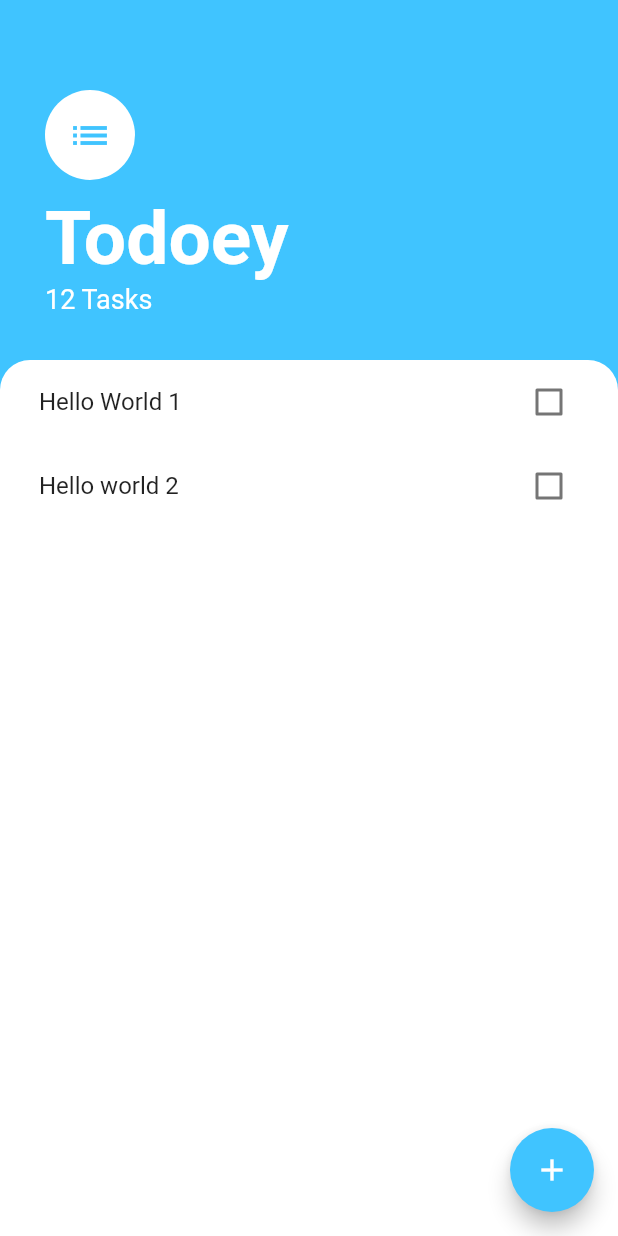
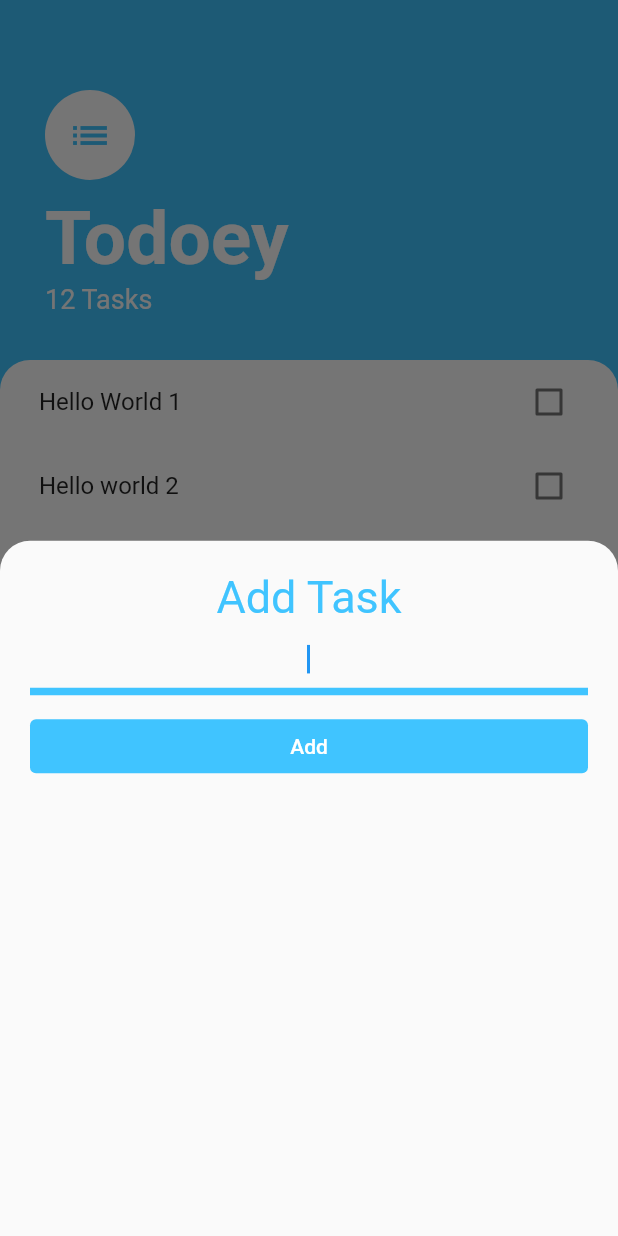
Before and after one commit to MaurizioSodano/flutter-todoey, a Flutter app: the screen it shows after launch, after a tap on the "add" icon, on a phone screen of 412 x 824 dp. Run offline on Flutter 3.47's test engine with Material 2 defaults, Android fonts, the phone set to English and light mode, and no system bars.

Commit message:
mockup BottomScreen

```diff
--- /dev/null
+++ b/lib/screens/add_task_screen.dart
@@ -0,0 +1,47 @@
+import 'package:flutter/material.dart';
+
+class AddTaskScreen extends StatelessWidget {
+  @override
+  Widget build(BuildContext context) {
+    return Container(
+      padding: EdgeInsets.only(top: 20, left: 20, right: 20),
+      child: Column(
+        crossAxisAlignment: CrossAxisAlignment.stretch,
+        children: [
+          Text(
+            'Add Task',
+            textAlign: TextAlign.center,
+            style: TextStyle(fontSize: 30, color: Colors.lightBlueAccent),
+          ),
+          TextField(
+            autofocus: true,
+            textAlign: TextAlign.center,
+            decoration: InputDecoration(
+              enabledBorder: UnderlineInputBorder(
+                borderSide:
+                    BorderSide(color: Colors.lightBlueAccent, width: 5.0),
+              ),
+              focusedBorder: UnderlineInputBorder(
+                borderSide:
+                    BorderSide(color: Colors.lightBlueAccent, width: 5.0),
+              ),
+            ),
+            onChanged: (value) {},
+          ),
+          SizedBox(
+            height: 10,
+          ),
+          TextButton(
+            onPressed: () {},
+            style: ButtonStyle(
+                backgroundColor:
+                    MaterialStateProperty.all<Color>(Colors.lightBlueAccent),
+                foregroundColor:
+                    MaterialStateProperty.all<Color>(Colors.white)),
+            child: Text('Add'),
+          )
+        ],
+      ),
+    );
+  }
+}
--- a/lib/screens/task_screen.dart
+++ b/lib/screens/task_screen.dart
@@ -1,5 +1,7 @@
 import 'package:flutter/material.dart';
 import 'package:todoey/components/task_list.dart';
+
+import 'add_task_screen.dart';
 
 class TaskScreen extends StatelessWidget {
   @override
@@ -7,7 +9,17 @@ class TaskScreen extends StatelessWidget {
     return Scaffold(
       backgroundColor: Colors.lightBlueAccent,
       floatingActionButton: FloatingActionButton(
-        onPressed: () {},
+        onPressed: () {
+          showModalBottomSheet(
+              shape: RoundedRectangleBorder(
+                borderRadius: BorderRadius.only(
+                  topLeft: Radius.circular(20.0),
+                  topRight: Radius.circular(20.0),
+                ),
+              ),
+              context: context,
+              builder: (context) => AddTaskScreen());
+        },
         backgroundColor: Colors.lightBlueAccent,
         child: Icon(Icons.add),
       ),
```
